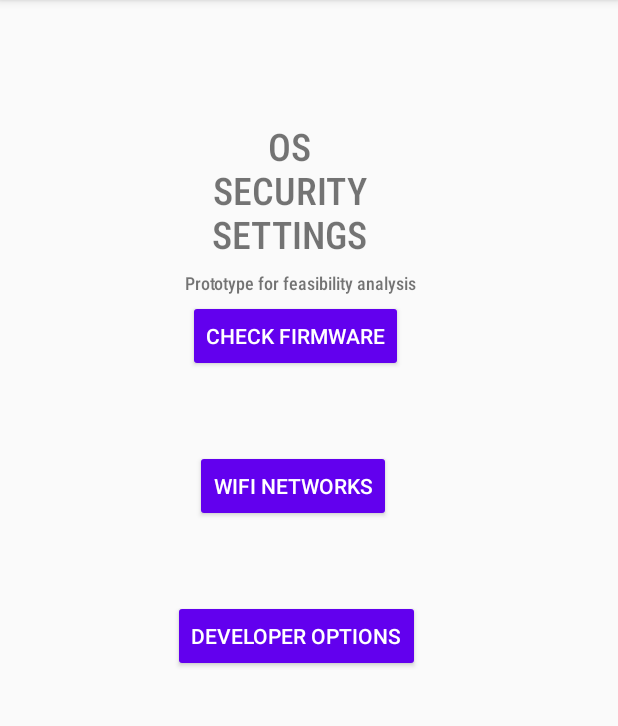
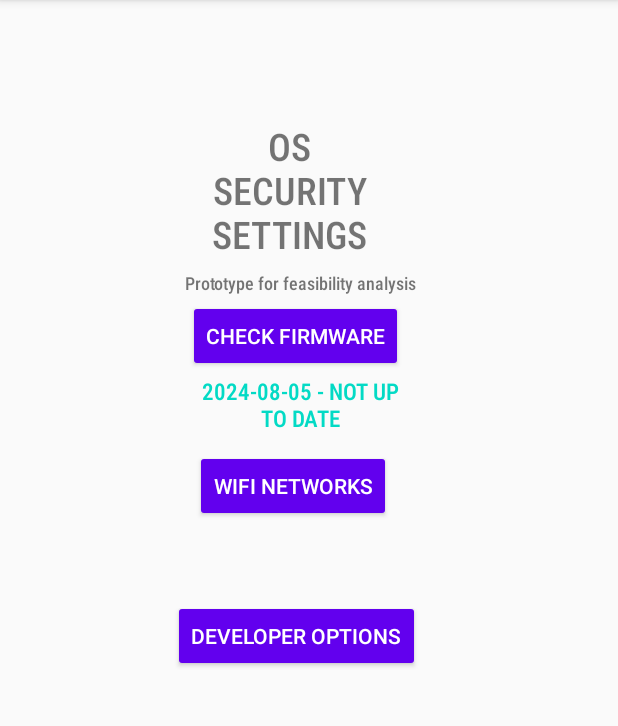
Before and after one commit to SanyaKapoor/Android-CIS-Benchmarking, an Android app: the screen it shows after launch (MainActivity), on a phone screen of 412 x 824 dp, the part 84-810 px from its top. Run offline under Robolectric (Android 15) with nearby library versions, the phone set to English and light mode, and no system bars; 1 statement that could not run was skipped.

Commit message:
Screen lock and patch level

```diff
--- a/app/src/main/java/com/example/oscarq/AnotherActivity.java
+++ /dev/null
@@ -1,4 +0,0 @@
-package com.example.oscarq;
-
-public class AnotherActivity {
-}
--- a/app/src/main/java/com/example/oscarq/MainActivity.kt
+++ b/app/src/main/java/com/example/oscarq/MainActivity.kt
@@ -1,18 +1,19 @@
 package com.example.oscarq
+import android.app.KeyguardManager
 import android.content.Context
 import android.net.ConnectivityManager
 import android.os.Bundle
-import android.os.Build
 import android.widget.Button
-import androidx.appcompat.app.AppCompatActivity
 import android.widget.TextView
 import android.widget.Toast
+import androidx.appcompat.app.AppCompatActivity
+
 
 class MainActivity : AppCompatActivity() {
     override fun onCreate(savedInstanceState: Bundle?){
         super.onCreate(savedInstanceState)
         setContentView(R.layout.activity_main)
-        val button = findViewById<Button>(R.id.button)
+       // val button = findViewById<Button>(R.id.button)
         val button2 = findViewById<Button>(R.id.button2)
         val textView = findViewById<TextView>(R.id.textView0)
         val textView2 = findViewById<TextView>(R.id.textView2)
@@ -24,10 +25,36 @@ class MainActivity : AppCompatActivity() {
         val status = networkInfo!=null && networkInfo.isConnected
         println(networkInfo);
 
-        button.setOnClickListener {
-            Toast.makeText(this@MainActivity, "Performed Firmware Check", Toast.LENGTH_SHORT).show()
-            textView.text = Build.VERSION.RELEASE + " - UP TO DATE"
+        //++adapt profiling and helper functions + mongo
+
+        //Ensure Firmware is up to date (Android Security patch level)
+        // ++need to update latest patch automatically
+        if(android.os.Build.VERSION.SECURITY_PATCH== "2020-09-01")
+        {
+            textView.text =  android.os.Build.VERSION.SECURITY_PATCH + " - UP TO DATE"
         }
+        else
+        {
+            textView.text =  android.os.Build.VERSION.SECURITY_PATCH + " - NOT UP TO DATE"
+        }
+
+        //Ensure 'Screen Lock' is set to 'Enabled'(Pin/Password/Pattern)
+        // ++add method to manage devices below marshmallow
+        if(getSystemService(Context.KEYGUARD_SERVICE).isDeviceSecure()==true)
+        {
+
+        }
+        else
+        {
+
+        }
+
+
+
+//        button.setOnClickListener {
+//            Toast.makeText(this@MainActivity, "Performed Firmware Check", Toast.LENGTH_SHORT).show()
+//            textView.text = Build.VERSION.RELEASE + " - UP TO DATE"
+//        }
         button2.setOnClickListener {
           Toast.makeText(this@MainActivity, "Developer Options checked", Toast.LENGTH_SHORT).show()
         textView2.text = "WARNING: DISABLE USB DEBUGGING"
```
